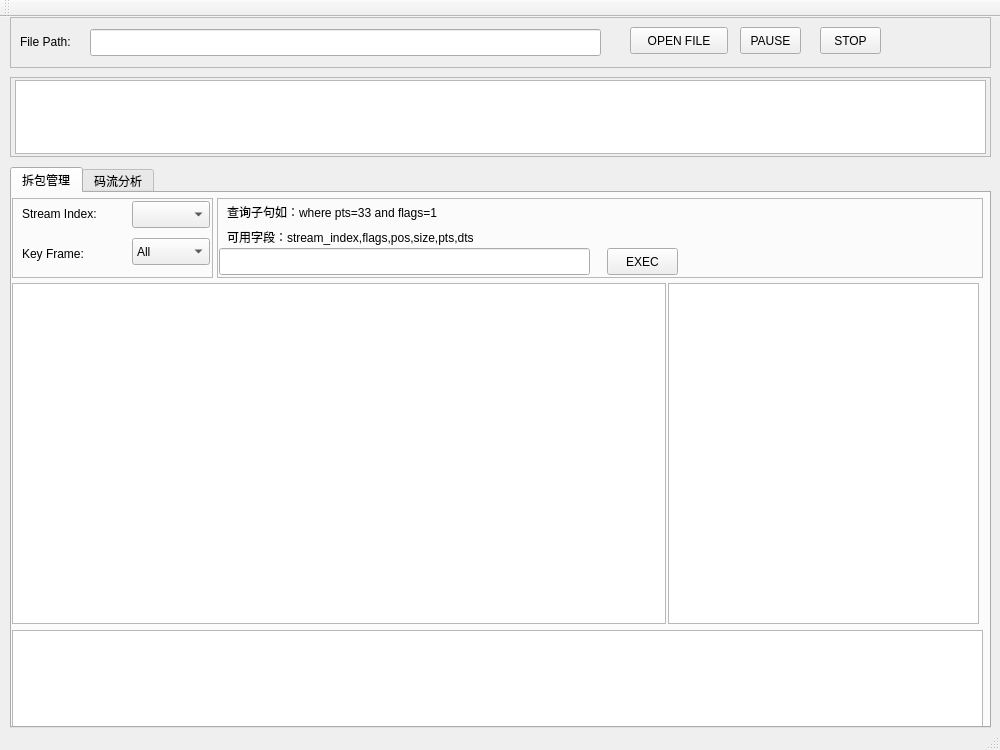
jingzhishen/StreamAnalysis, file mainwindow.ui: the form before one commit.
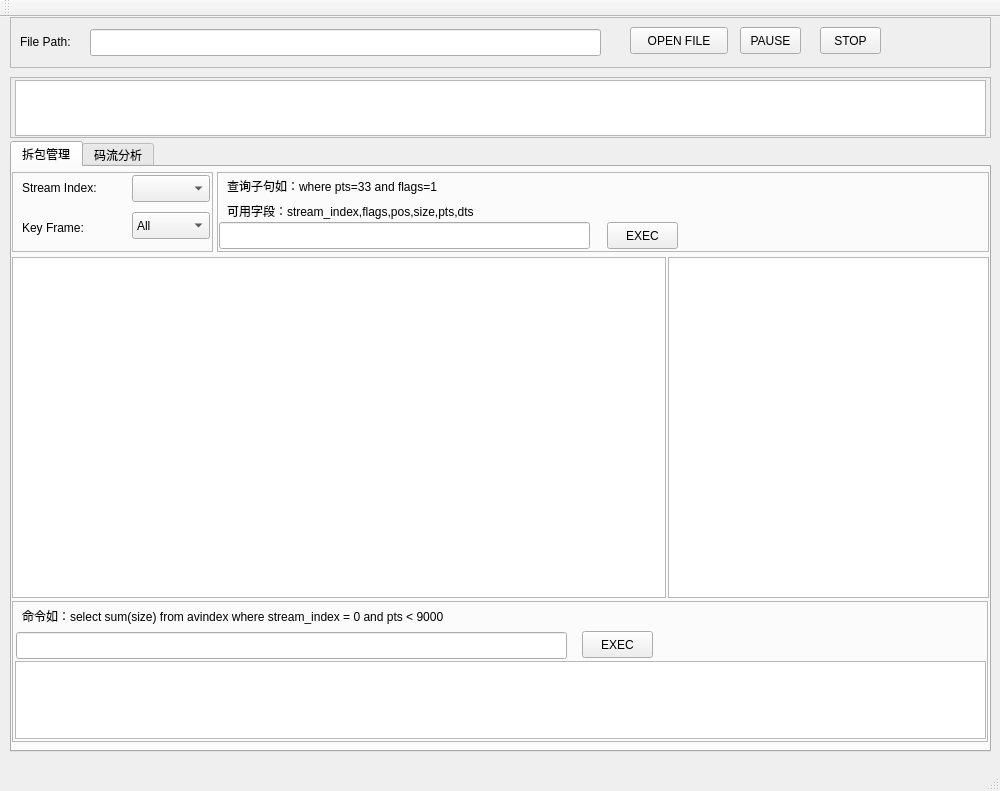
The form after the commit.

Diff of the .ui file:
```diff
--- a/mainwindow.ui
+++ b/mainwindow.ui
@@ -7,7 +7,7 @@
     <x>0</x>
     <y>0</y>
     <width>1000</width>
-    <height>750</height>
+    <height>791</height>
    </rect>
   </property>
   <property name="windowTitle">
@@ -18,9 +18,9 @@
     <property name="geometry">
      <rect>
       <x>10</x>
-      <y>150</y>
+      <y>124</y>
       <width>981</width>
-      <height>561</height>
+      <height>611</height>
      </rect>
     </property>
     <property name="currentIndex">
@@ -120,22 +120,12 @@
        </item>
       </widget>
      </widget>
-     <widget class="QTextEdit" name="textEdit_3">
-      <property name="geometry">
-       <rect>
-        <x>0</x>
-        <y>437</y>
-        <width>971</width>
-        <height>100</height>
-       </rect>
-      </property>
-     </widget>
      <widget class="QTextEdit" name="txt_unpackinfo">
       <property name="geometry">
        <rect>
         <x>656</x>
         <y>90</y>
-        <width>311</width>
+        <width>321</width>
         <height>341</height>
        </rect>
       </property>
@@ -145,7 +135,7 @@
        <rect>
         <x>205</x>
         <y>5</y>
-        <width>766</width>
+        <width>772</width>
         <height>80</height>
        </rect>
       </property>
@@ -205,6 +195,68 @@
        </property>
       </widget>
      </widget>
+     <widget class="QFrame" name="frame_5">
+      <property name="geometry">
+       <rect>
+        <x>0</x>
+        <y>434</y>
+        <width>976</width>
+        <height>141</height>
+       </rect>
+      </property>
+      <property name="frameShape">
+       <enum>QFrame::StyledPanel</enum>
+      </property>
+      <property name="frameShadow">
+       <enum>QFrame::Raised</enum>
+      </property>
+      <widget class="QTextEdit" name="txt_selectout">
+       <property name="geometry">
+        <rect>
+         <x>3</x>
+         <y>60</y>
+         <width>971</width>
+         <height>78</height>
+        </rect>
+       </property>
+      </widget>
+      <widget class="QLabel" name="label_7">
+       <property name="geometry">
+        <rect>
+         <x>10</x>
+         <y>0</y>
+         <width>531</width>
+         <height>31</height>
+        </rect>
+       </property>
+       <property name="text">
+        <string>命令如：select sum(size) from avindex where stream_index =  0 and pts &lt; 9000</string>
+       </property>
+      </widget>
+      <widget class="QLineEdit" name="txt_select">
+       <property name="geometry">
+        <rect>
+         <x>4</x>
+         <y>31</y>
+         <width>551</width>
+         <height>27</height>
+        </rect>
+       </property>
+      </widget>
+      <widget class="QPushButton" name="btn_execsql_2">
+       <property name="geometry">
+        <rect>
+         <x>570</x>
+         <y>30</y>
+         <width>71</width>
+         <height>27</height>
+        </rect>
+       </property>
+       <property name="text">
+        <string>EXEC</string>
+       </property>
+      </widget>
+     </widget>
     </widget>
     <widget class="QWidget" name="tab_analysis">
      <attribute name="title">
@@ -312,7 +364,7 @@
       <x>10</x>
       <y>60</y>
       <width>981</width>
-      <height>80</height>
+      <height>61</height>
      </rect>
     </property>
     <property name="frameShape">
@@ -327,7 +379,7 @@
        <x>5</x>
        <y>3</y>
        <width>971</width>
-       <height>74</height>
+       <height>56</height>
       </rect>
      </property>
     </widget>
```
